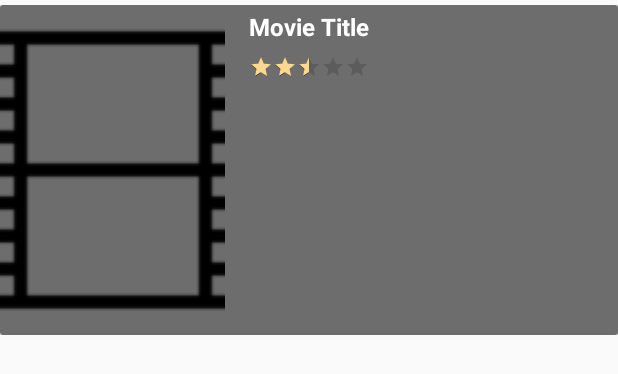
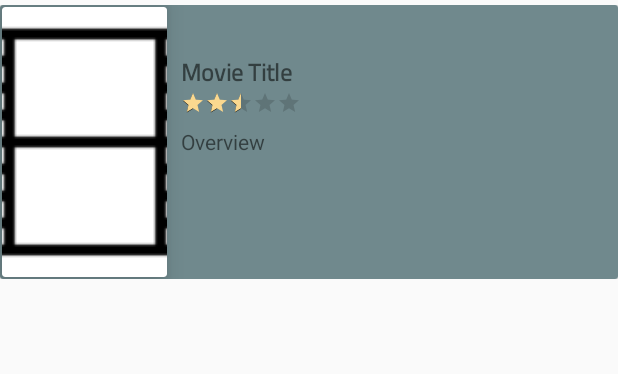
Before and after one commit to ShweYamone/MovieDB, an Android app: the layout item_rated_movie.xml on its own in the app's theme, with its tools: preview values and no code run, on a phone screen of 412 x 824 dp. Shown: the top 374 px of the screen. Run offline under Robolectric (Android 15) with nearby library versions, the phone set to English and light mode, and no system bars; network calls fail.

Commit message:
bottom navigation problem fixed by nga shwe

```diff
--- a/app/src/main/java/com/example/moviedb/adapters/RatedMovieAdapter.java
+++ b/app/src/main/java/com/example/moviedb/adapters/RatedMovieAdapter.java
@@ -56,6 +56,9 @@ public class RatedMovieAdapter extends BaseAdapter {
         @BindView(R.id.ratingBar)
         RatingBar ratingBar;
 
+        @BindView(R.id.tvOverview)
+        TextView tvOverview;
+
         MovieRateInfoModel mMovieModel;
 
         private Context context;
@@ -67,7 +70,6 @@ public class RatedMovieAdapter extends BaseAdapter {
             itemView.setOnClickListener(new View.OnClickListener() {
                 @Override
                 public void onClick(View v) {
-                    Toast.makeText(context, mMovieModel.getRating(), Toast.LENGTH_SHORT).show();
                     //    context.startActivity(MovieDetailActivity.getMainActivityIntent(context,mMovieModel.getId()));
 
                 }
@@ -82,6 +84,8 @@ public class RatedMovieAdapter extends BaseAdapter {
 
             ratingBar.setRating(Float.parseFloat(model.getRating()/2.0+""));
 
+            tvOverview.setText(model.getOverview());
+
 
             Glide.with(context)
                     .load(BASE_IMG_URL+model.getPoster_path())
--- a/app/src/main/res/layout/activity_main.xml
+++ b/app/src/main/res/layout/activity_main.xml
@@ -3,13 +3,13 @@
     xmlns:android="http://schemas.android.com/apk/res/android"
     android:layout_width="match_parent"
     android:layout_height="match_parent"
+    android:background="@color/colorTextColorPrimary"
     xmlns:app="http://schemas.android.com/apk/res-auto">
 
     <FrameLayout
         android:id="@+id/frame_container"
         android:layout_width="match_parent"
-        android:layout_height="match_parent"
-        android:layout_marginBottom="?attr/actionBarSize"/>
+        android:layout_height="match_parent"/>
 
     <com.google.android.material.bottomnavigation.BottomNavigationView
         android:id="@+id/navigation"
--- a/app/src/main/res/layout/fragment_search.xml
+++ b/app/src/main/res/layout/fragment_search.xml
@@ -96,11 +96,6 @@
             </androidx.cardview.widget.CardView>
 
         </androidx.constraintlayout.widget.ConstraintLayout>
-
-
-
-
-
     </LinearLayout>
 
 </FrameLayout>
--- a/app/src/main/res/layout/item_rated_movie.xml
+++ b/app/src/main/res/layout/item_rated_movie.xml
@@ -8,39 +8,46 @@
 
 
     <androidx.cardview.widget.CardView
-        android:id="@+id/card_view"
         app:cardCornerRadius="@dimen/card_corner_radius"
         app:cardElevation="@dimen/card_elevation"
         android:layout_width="match_parent"
         android:layout_height="wrap_content">
         <RelativeLayout
-            android:background="@color/color_et_normal"
+            android:background="@color/background"
             android:layout_width="match_parent"
-            android:layout_height="match_parent">
+            android:layout_height="wrap_content">
 
+            <androidx.cardview.widget.CardView
+                android:id="@+id/card_view"
+                android:layout_margin="@dimen/margin_xxsmall"
+                app:cardCornerRadius="@dimen/card_corner_radius"
+                app:cardElevation="@dimen/card_elevation"
+                android:layout_width="wrap_content"
+                android:layout_height="wrap_content">
+                <ImageView
+                    android:id="@+id/iv_movie_poster"
+                    android:src="@drawable/movie_poster_holder"
+                    android:scaleType="centerCrop"
+                    android:layout_width="110dp"
+                    android:layout_height="180dp"/>
 
-            <ImageView
-                android:id="@+id/iv_movie_poster"
-                android:src="@drawable/movie_poster_holder"
-                android:scaleType="centerCrop"
-                android:layout_width="150dp"
-                android:layout_height="220dp"/>
+            </androidx.cardview.widget.CardView>
 
             <LinearLayout
                 android:orientation="vertical"
                 android:layout_width="match_parent"
                 android:layout_height="wrap_content"
-                android:layout_marginLeft="@dimen/margin_normal"
-                android:layout_marginTop="@dimen/margin_xsmall"
-                android:layout_marginBottom="@dimen/margin_small"
-                android:layout_toRightOf="@id/iv_movie_poster">
+                android:layout_marginTop="@dimen/margin_xlarge"
+                android:layout_marginLeft="@dimen/margin_small"
+                android:layout_marginBottom="@dimen/margin_xlarge"
+                android:layout_toRightOf="@id/card_view">
+
                 <TextView
                     android:id="@+id/tvTitle"
                     android:text="Movie Title"
-                    android:textColor="@color/colorWhite"
                     android:textSize="@dimen/txt_size_large"
                     android:textStyle="bold"
-                    android:layout_marginBottom="@dimen/margin_small"
+                    android:fontFamily="@font/titillium_web"
                     android:layout_width="match_parent"
                     android:layout_height="wrap_content"/>
 
@@ -53,10 +60,19 @@
                     android:layout_width="wrap_content"
                     android:layout_height="wrap_content"/>
 
+                <TextView
+                    android:id="@+id/tvOverview"
+                    android:text="Overview"
+                    android:layout_marginTop="@dimen/margin_small"
+                    android:maxLines="3"
+                    android:layout_width="match_parent"
+                    android:layout_height="wrap_content"
+                    android:layout_toRightOf="@id/card_view"/>
+
+
             </LinearLayout>
 
         </RelativeLayout>
-
 
     </androidx.cardview.widget.CardView>
 
--- a/app/src/main/res/values/colors.xml
+++ b/app/src/main/res/values/colors.xml
@@ -29,6 +29,7 @@
     <color name="color_et_normal">#6D6D6D</color>
     <color name="color_et_focus">#575656</color>
 
+    <color name="color_rated_card">#E0DEDE</color>
     <color name="color_cancel">#ECF0F1</color>
 
     <color name="background">#70898D</color>
```
Also changed, not shown: app/src/main/java/com/example/moviedb/model/MovieRateInfoModel.java (+11 -1 lines).
